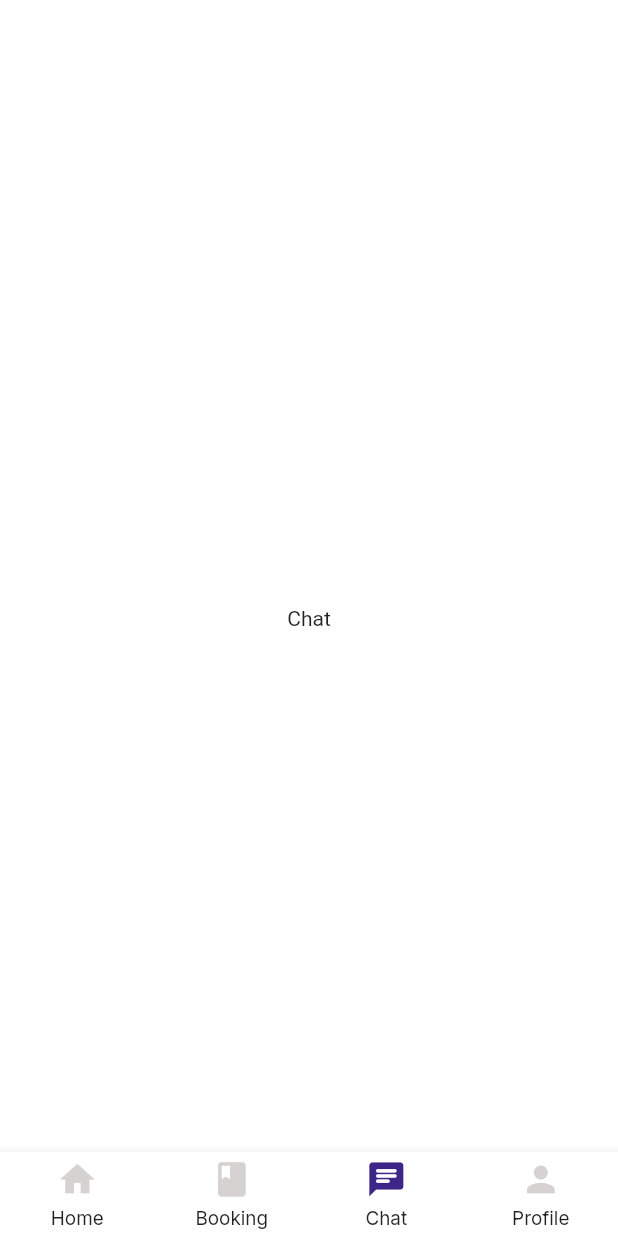
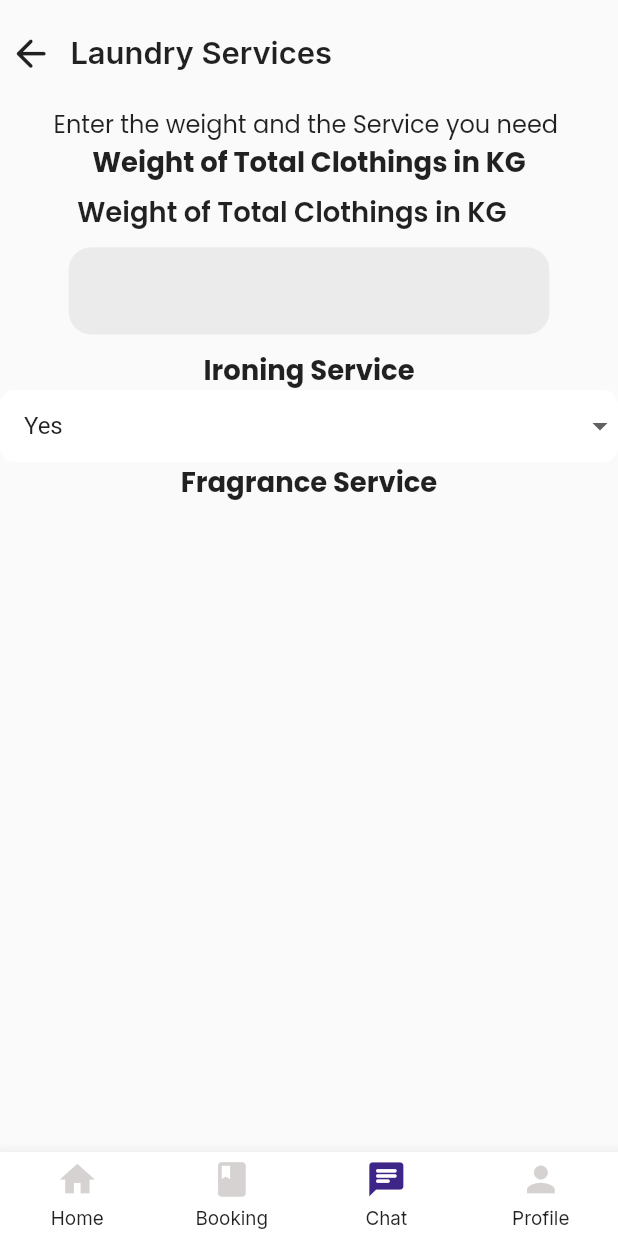
Before and after one commit to Tesfawtsion/Property_maintenance, a Flutter app: the screen it shows after launch, item 3 of the bottom bar chosen, on a phone screen of 412 x 824 dp. Run offline on Flutter 3.47's test engine with Material 2 defaults, Android fonts, the phone set to English and light mode, and no system bars; drawn by our look-alikes of custom_navigation_bar; our stand-ins replace dropdown_button2, flutter_screenutil, font_awesome_flutter, google_fonts, readmore, table_calendar; missing offline and left inert: antdesign_icons.

Commit message:
laundry page added

```diff
--- /dev/null
+++ b/lib/Pages/LaundryBokking/laundryservice.dart
@@ -0,0 +1,88 @@
+import 'package:flutter/material.dart';
+import 'package:flutter_screenutil/flutter_screenutil.dart';
+import 'package:google_fonts/google_fonts.dart';
+import 'package:property/Widgets/header.dart';
+
+import '../../Widgets/roundedinput.dart';
+
+class Laundry extends StatelessWidget {
+  const Laundry({super.key});
+
+  @override
+  Widget build(BuildContext context) {
+    return Scaffold(
+      body: Column(
+        children: [
+          HeadWideget1(onpressed: () {}, text: 'Laundry Services'),
+          Text(
+            'Enter the weight and the Service you need ',
+            style: GoogleFonts.poppins(
+              fontSize: 14.sp,
+            ),
+          ),
+          Text('Weight of Total Clothings in KG',
+              style: GoogleFonts.poppins(
+                  fontSize: 16.sp, fontWeight: FontWeight.bold)),
+          RoundedInputFeild(
+            hintText: '',
+            onChanged: (String value) {},
+            text: 'Weight of Total Clothings in KG',
+          ),
+          Text('Ironing Service',
+              style: GoogleFonts.poppins(
+                  fontSize: 16.sp, fontWeight: FontWeight.bold)),
+          YesNoSelection(),
+          Text('Fragrance Service',
+              style: GoogleFonts.poppins(
+                  fontSize: 16.sp, fontWeight: FontWeight.bold)),
+        ],
+      ),
+    );
+  }
+}
+
+class YesNoSelection extends StatefulWidget {
+  @override
+  _YesNoSelectionState createState() => _YesNoSelectionState();
+}
+
+class _YesNoSelectionState extends State<YesNoSelection> {
+  late String _selectedOption;
+
+  final List<String> _options = ['Yes', 'No'];
+
+  @override
+  void initState() {
+    super.initState();
+    _selectedOption = _options[0]; // initialize with the first option
+  }
+
+  @override
+  Widget build(BuildContext context) {
+    return Container(
+      decoration: BoxDecoration(
+        borderRadius: BorderRadius.circular(10),
+        color: Colors.white,
+      ),
+      child: DropdownButtonFormField<String>(
+        decoration: InputDecoration(
+          contentPadding: EdgeInsets.symmetric(horizontal: 16),
+          border: InputBorder.none,
+        ),
+        value: _selectedOption,
+        onChanged: (newValue) {
+          setState(() {
+            _selectedOption = newValue!;
+          });
+        },
+        items: _options
+            .map((option) => DropdownMenuItem<String>(
+                  value: option,
+                  child: Text(option),
+                ))
+            .toList(),
+        hint: Text('Select an option'),
+      ),
+    );
+  }
+}
--- a/lib/Pages/Pagecontrol.dart
+++ b/lib/Pages/Pagecontrol.dart
@@ -2,6 +2,7 @@ import 'package:custom_navigation_bar/custom_navigation_bar.dart';
 import 'package:flutter/material.dart';
 import 'package:flutter_screenutil/flutter_screenutil.dart';
 import 'package:google_fonts/google_fonts.dart';
+import 'package:property/Pages/LaundryBokking/laundryservice.dart';
 import 'package:property/Pages/booking.dart';
 import 'package:property/Pages/chat.dart';
 import 'package:property/Pages/homepage.dart';
@@ -60,7 +61,7 @@ class _PagecontrolerState extends State<Pagecontroler> {
       case 1:
         return const Booking();
       case 2:
-        return const Chat();
+        return const Laundry();
       case 3:
         return const Profile();
     }
```
